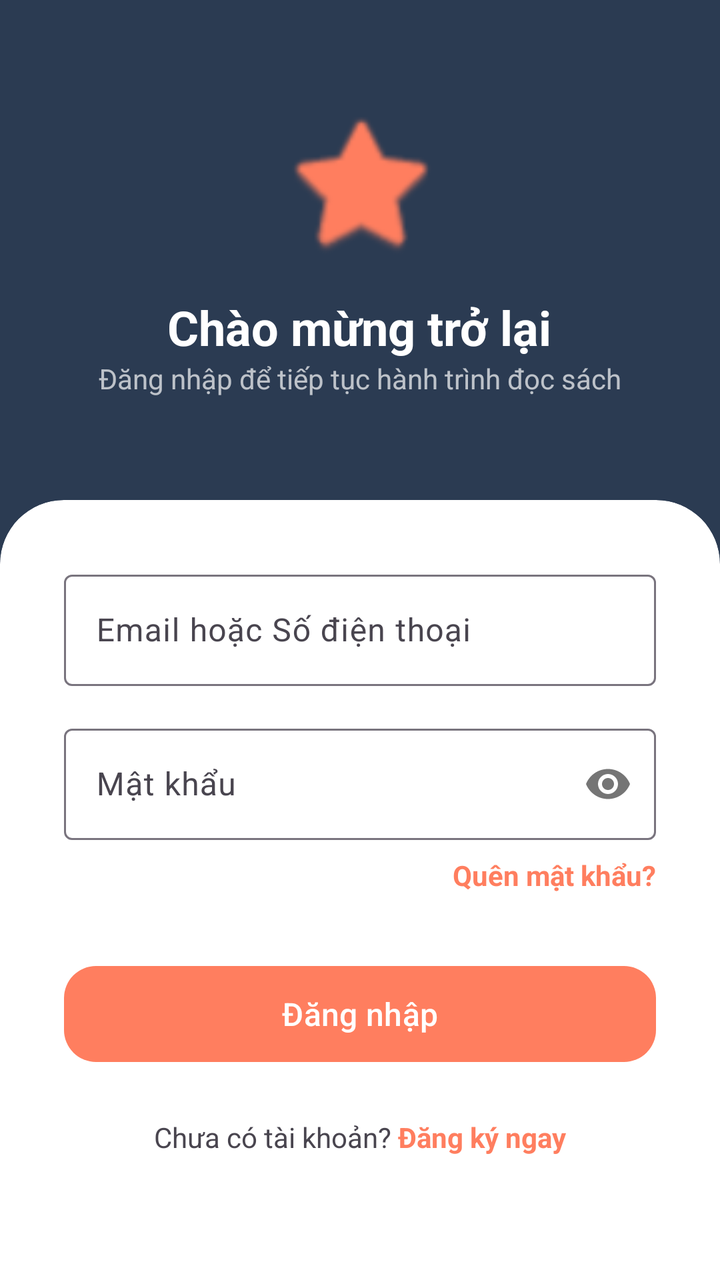
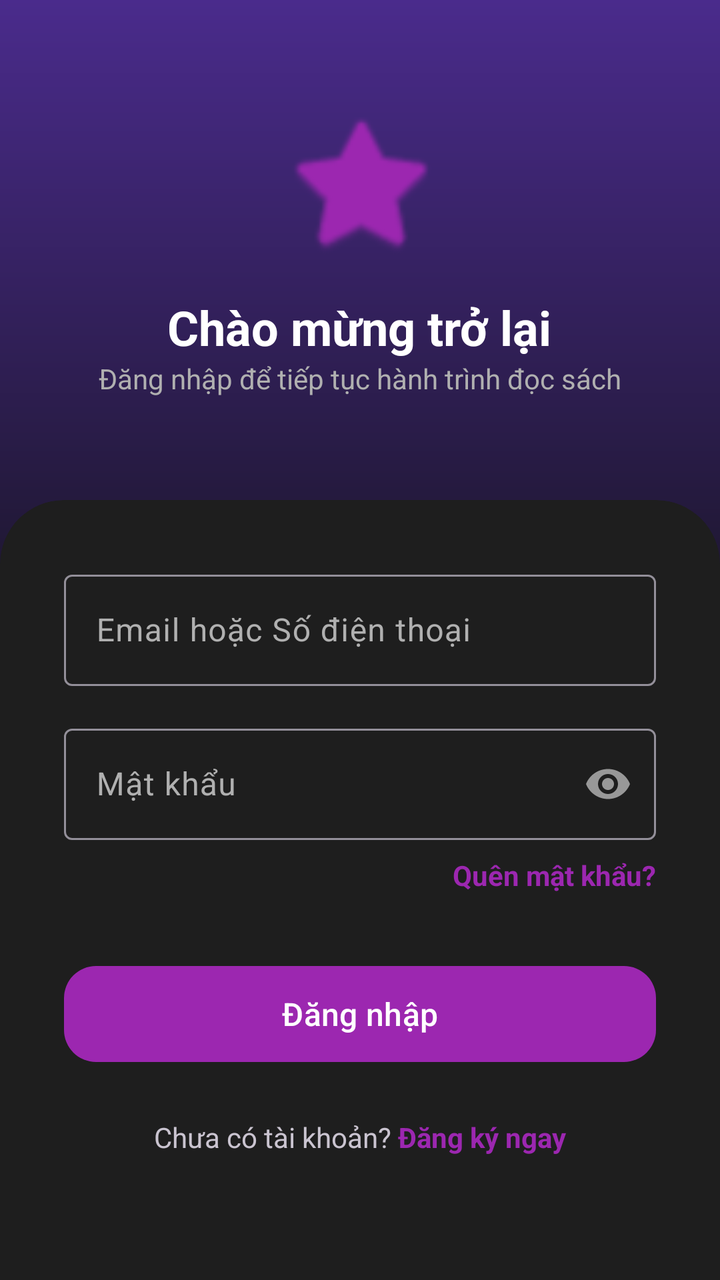

Before-and-after screenshots of an Android layout around one commit, followed by the original layout XML and the change that was made.
<!-- AndroidManifest.xml: application theme Theme.BookReadingApp -->
<!-- res/layout/activity_login.xml -->
<?xml version="1.0" encoding="utf-8"?>
<androidx.constraintlayout.widget.ConstraintLayout xmlns:android="http://schemas.android.com/apk/res/android"
    xmlns:app="http://schemas.android.com/apk/res-auto"
    android:layout_width="match_parent"
    android:layout_height="match_parent"
    android:background="@color/brand_navy">

    
    <LinearLayout
        android:id="@+id/header_login"
        android:layout_width="match_parent"
        android:layout_height="250dp"
        android:gravity="center"
        android:orientation="vertical"
        app:layout_constraintTop_toTopOf="parent">

        <ImageView
            android:layout_width="80dp"
            android:layout_height="80dp"
            android:src="@android:drawable/btn_star_big_on"
            app:tint="@color/brand_orange" />

        <TextView
            android:layout_width="wrap_content"
            android:layout_height="wrap_content"
            android:layout_marginTop="16dp"
            android:text="Chào mừng trở lại"
            android:textColor="@color/white"
            android:textSize="24sp"
            android:textStyle="bold" />

        <TextView
            android:layout_width="wrap_content"
            android:layout_height="wrap_content"
            android:text="Đăng nhập để tiếp tục hành trình đọc sách"
            android:textColor="#B0FFFFFF"
            android:textSize="14sp" />
    </LinearLayout>

    
    <androidx.cardview.widget.CardView
        android:layout_width="match_parent"
        android:layout_height="0dp"
        app:cardCornerRadius="32dp"
        app:cardElevation="0dp"
        app:layout_constraintBottom_toBottomOf="parent"
        app:layout_constraintTop_toBottomOf="@id/header_login"
        android:layout_marginBottom="-32dp">

        <LinearLayout
            android:layout_width="match_parent"
            android:layout_height="match_parent"
            android:orientation="vertical"
            android:padding="32dp">

            <com.google.android.material.textfield.TextInputLayout
                android:layout_width="match_parent"
                android:layout_height="wrap_content"
                android:hint="Email hoặc Số điện thoại"
                style="@style/Widget.Material3.TextInputLayout.OutlinedBox">
                <com.google.android.material.textfield.TextInputEditText
                    android:layout_width="match_parent"
                    android:layout_height="wrap_content"
                    android:inputType="textEmailAddress" />
            </com.google.android.material.textfield.TextInputLayout>

            <com.google.android.material.textfield.TextInputLayout
                android:layout_width="match_parent"
                android:layout_height="wrap_content"
                android:layout_marginTop="16dp"
                android:hint="Mật khẩu"
                app:passwordToggleEnabled="true"
                style="@style/Widget.Material3.TextInputLayout.OutlinedBox">
                <com.google.android.material.textfield.TextInputEditText
                    android:layout_width="match_parent"
                    android:layout_height="wrap_content"
                    android:inputType="textPassword" />
            </com.google.android.material.textfield.TextInputLayout>

            <TextView
                android:layout_width="wrap_content"
                android:layout_height="wrap_content"
                android:layout_gravity="end"
                android:layout_marginTop="8dp"
                android:text="Quên mật khẩu?"
                android:textColor="@color/brand_orange"
                android:textStyle="bold" />

            <com.google.android.material.button.MaterialButton
                android:id="@+id/btn_login"
                android:layout_width="match_parent"
                android:layout_height="56dp"
                android:layout_marginTop="32dp"
                android:text="Đăng nhập"
                android:textAllCaps="false"
                android:textSize="16sp"
                app:cornerRadius="16dp" />

            <LinearLayout
                android:layout_width="match_parent"
                android:layout_height="wrap_content"
                android:layout_marginTop="24dp"
                android:gravity="center"
                android:orientation="horizontal">
                <TextView
                    android:layout_width="wrap_content"
                    android:layout_height="wrap_content"
                    android:text="Chưa có tài khoản? " />
                <TextView
                    android:id="@+id/txt_signup"
                    android:layout_width="wrap_content"
                    android:layout_height="wrap_content"
                    android:text="Đăng ký ngay"
                    android:textColor="@color/brand_orange"
                    android:textStyle="bold" />
            </LinearLayout>

        </LinearLayout>
    </androidx.cardview.widget.CardView>

</androidx.constraintlayout.widget.ConstraintLayout>
<!-- resources referenced by this layout -->
<resources>
  <color name="brand_navy">#2B3B52</color>
  <color name="brand_orange">#FF7E5F</color>
  <color name="white">#FFFFFF</color>
  <style name="Theme.BookReadingApp" parent="Base.Theme.BookReadingApp" />
  <style name="Base.Theme.BookReadingApp" parent="Theme.Material3.DayNight.NoActionBar">
          
          <item name="colorPrimary">@color/primary</item>
          <item name="android:windowBackground">@color/background_pastel</item>
          <item name="android:statusBarColor">@color/background_pastel</item>
          <item name="android:windowLightStatusBar" tools:targetApi="m">true</item>
      </style>
  <color name="primary">@color/brand_orange</color>
  <color name="background_pastel">#FFFBF7</color>
</resources>

<!-- the commit's change to res/layout/activity_login.xml (unified diff, before → after) -->
@@ -3,7 +3,7 @@
     xmlns:app="http://schemas.android.com/apk/res-auto"
     android:layout_width="match_parent"
     android:layout_height="match_parent"
-    android:background="@color/brand_navy">
+    android:background="@drawable/bg_header_gradient">
 
     
     <LinearLayout
@@ -33,7 +33,7 @@
             android:layout_width="wrap_content"
             android:layout_height="wrap_content"
             android:text="Đăng nhập để tiếp tục hành trình đọc sách"
-            android:textColor="#B0FFFFFF"
+            android:textColor="@color/text_on_primary_muted"
             android:textSize="14sp" />
     </LinearLayout>
 
@@ -41,6 +41,7 @@
     <androidx.cardview.widget.CardView
         android:layout_width="match_parent"
         android:layout_height="0dp"
+        app:cardBackgroundColor="@color/surface_card"
         app:cardCornerRadius="32dp"
         app:cardElevation="0dp"
         app:layout_constraintBottom_toBottomOf="parent"
<!-- resource entries referenced after the edit -->
@@ -1,17 +1,42 @@
 <!-- resources referenced by this layout -->
 <resources>
-  <color name="brand_navy">#2B3B52</color>
-  <color name="brand_orange">#FF7E5F</color>
+  <color name="brand_orange">@color/brand_purple</color>
+  <color name="surface_card">#1E1E1E</color>
+  <color name="text_on_primary_muted">#B0B0B0</color>
   <color name="white">#FFFFFF</color>
+  <!-- drawable bg_header_gradient (drawable) -->
+  <?xml version="1.0" encoding="utf-8"?>
+  <shape xmlns:android="http://schemas.android.com/apk/res/android">
+      <gradient
+          android:angle="270"
+          android:centerColor="#1A1528"
+          android:endColor="#121212"
+          android:startColor="#4A2B8C"
+          android:type="linear" />
+  </shape>
   <style name="Theme.BookReadingApp" parent="Base.Theme.BookReadingApp" />
-  <style name="Base.Theme.BookReadingApp" parent="Theme.Material3.DayNight.NoActionBar">
-          
-          <item name="colorPrimary">@color/primary</item>
-          <item name="android:windowBackground">@color/background_pastel</item>
-          <item name="android:statusBarColor">@color/background_pastel</item>
-          <item name="android:windowLightStatusBar" tools:targetApi="m">true</item>
+  <color name="brand_purple">#9C27B0</color>
+  <style name="Base.Theme.BookReadingApp" parent="Theme.Material3.Dark.NoActionBar">
+          <item name="colorPrimary">@color/brand_purple</item>
+          <item name="colorOnPrimary">@color/white</item>
+          <item name="colorPrimaryContainer">@color/brand_purple_deep</item>
+          <item name="colorOnPrimaryContainer">@color/white</item>
+          <item name="colorSecondary">@color/brand_green</item>
+          <item name="colorOnSecondary">@color/white</item>
+          <item name="colorSurface">@color/surface_card</item>
+          <item name="colorOnSurface">@color/white</item>
+          <item name="colorSurfaceVariant">@color/surface_elevated</item>
+          <item name="colorOnSurfaceVariant">@color/brand_text_gray</item>
+          <item name="android:colorBackground">@color/background_dark</item>
+          <item name="android:windowBackground">@color/background_dark</item>
+          <item name="android:statusBarColor">@color/background_dark</item>
+          <item name="android:navigationBarColor">@color/background_dark</item>
+          <item name="android:windowLightStatusBar" tools:targetApi="m">false</item>
       </style>
-  <color name="primary">@color/brand_orange</color>
-  <color name="background_pastel">#FFFBF7</color>
+  <color name="brand_purple_deep">#4A2B8C</color>
+  <color name="brand_green">#4CAF50</color>
+  <color name="surface_elevated">#2A2A2A</color>
+  <color name="brand_text_gray">#B0B0B0</color>
+  <color name="background_dark">#121212</color>
 </resources>
 
